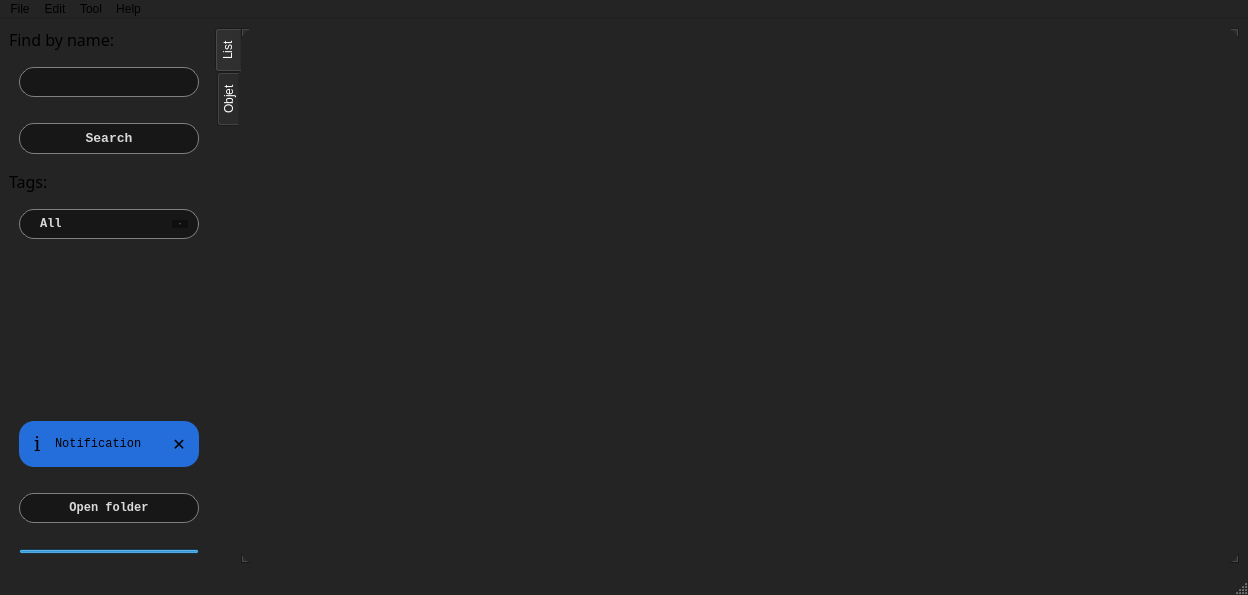
Qt form window.ui (GazButane/MatterIndex) before a commit.
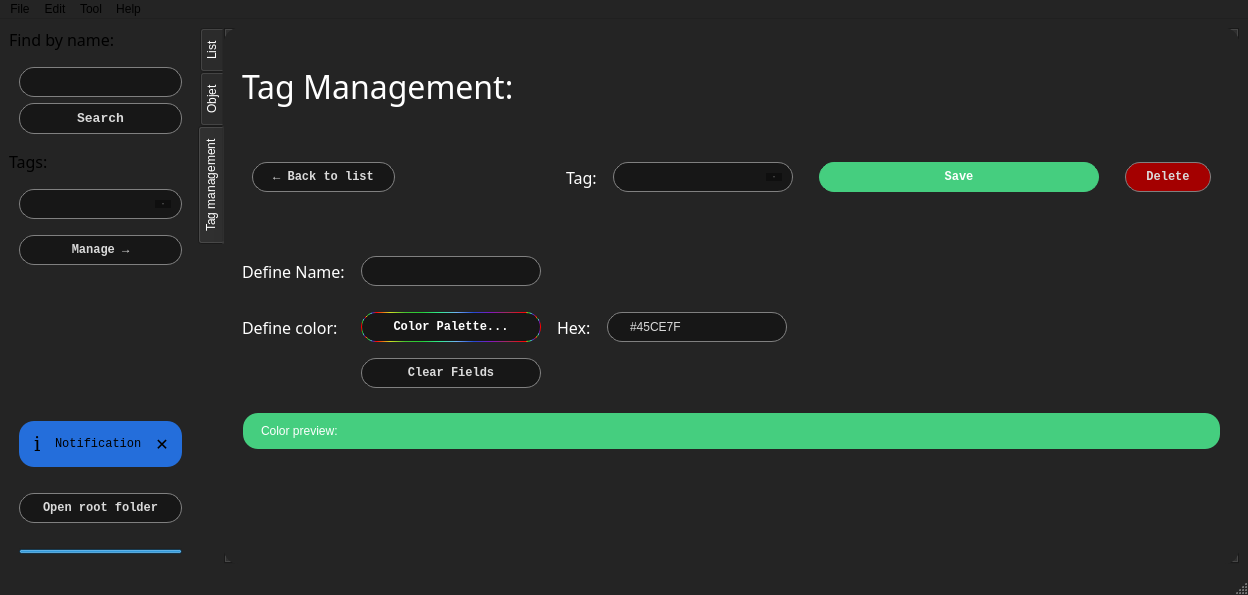
The same form after that commit. The open tabs and pages were chosen to show the change. Icons and pictures are not drawn.

What changed in the file:
```diff
--- a/window.ui
+++ b/window.ui
@@ -407,7 +407,7 @@
      </disabled>
     </palette>
    </property>
-   <layout class="QHBoxLayout" name="horizontalLayout_4">
+   <layout class="QVBoxLayout" name="verticalLayout_4">
     <item>
      <layout class="QHBoxLayout" name="horizontalLayout">
       <item>
@@ -442,7 +442,8 @@
     border-width: 1px;
     border-radius: 15px;
     font-family:'Courier New', Courier, monospace;
-    margin: 10px;</string>
+    margin: 10px;
+margin-bottom: 0px;</string>
           </property>
           <property name="frame">
            <bool>true</bool>
@@ -477,6 +478,7 @@
     border-radius: 15px;
     font-family:'Courier New', Courier, monospace;
     margin: 10px;
+	margin-top: 0px;
 }
 
 :hover{
@@ -521,7 +523,8 @@
            </font>
           </property>
           <property name="styleSheet">
-           <string notr="true">color: rgb(218, 218, 218);
+           <string notr="true">QComboBox{
+color: rgb(218, 218, 218);
     background-color: rgba(0, 0, 0, 0.37);
     padding: 6px 20px;
     text-align: center;
@@ -531,13 +534,45 @@
     border-width: 1px;
     border-radius: 15px;
     font-family:'Courier New', Courier, monospace;
-    margin: 10px;</string>
+    margin: 10px;
+}</string>
           </property>
-          <item>
-           <property name="text">
-            <string>All</string>
-           </property>
-          </item>
+         </widget>
+        </item>
+        <item>
+         <widget class="QPushButton" name="ManageTagsButton">
+          <property name="font">
+           <font>
+            <family>Courier New</family>
+            <bold>true</bold>
+            <underline>false</underline>
+            <strikeout>false</strikeout>
+           </font>
+          </property>
+          <property name="styleSheet">
+           <string notr="true">QPushButton{
+
+color: rgb(218, 218, 218);
+    background-color: rgba(0, 0, 0, 0.37);
+    padding: 7px 20px;
+    text-align: center;
+    text-decoration: none;
+    border-color: grey;
+    border-style:solid;
+    border-width: 1px;
+    border-radius: 15px;
+    font-family:'Courier New', Courier, monospace;
+    margin: 10px;
+	margin-top: 0px;
+}
+
+:hover{
+background-color:black;
+}</string>
+          </property>
+          <property name="text">
+           <string>Manage →</string>
+          </property>
          </widget>
         </item>
         <item>
@@ -577,23 +612,7 @@
           <property name="sizeHint" stdset="0">
            <size>
             <width>20</width>
-            <height>40</height>
-           </size>
-          </property>
-         </spacer>
-        </item>
-        <item>
-         <spacer name="horizontalSpacer_2">
-          <property name="orientation">
-           <enum>Qt::Horizontal</enum>
-          </property>
-          <property name="sizeType">
-           <enum>QSizePolicy::Fixed</enum>
-          </property>
-          <property name="sizeHint" stdset="0">
-           <size>
-            <width>200</width>
-            <height>20</height>
+            <height>1</height>
            </size>
           </property>
          </spacer>
@@ -739,7 +758,7 @@
 }</string>
           </property>
           <property name="text">
-           <string>Open folder</string>
+           <string>Open root folder</string>
           </property>
          </widget>
         </item>
@@ -1572,6 +1591,487 @@
           </item>
          </layout>
         </widget>
+        <widget class="QWidget" name="Tag_Management">
+         <attribute name="title">
+          <string>Tag management</string>
+         </attribute>
+         <layout class="QVBoxLayout" name="verticalLayout_7">
+          <item>
+           <widget class="QFrame" name="frame">
+            <property name="sizePolicy">
+             <sizepolicy hsizetype="Expanding" vsizetype="Fixed">
+              <horstretch>0</horstretch>
+              <verstretch>0</verstretch>
+             </sizepolicy>
+            </property>
+            <property name="minimumSize">
+             <size>
+              <width>0</width>
+              <height>100</height>
+             </size>
+            </property>
+            <property name="frameShape">
+             <enum>QFrame::StyledPanel</enum>
+            </property>
+            <property name="frameShadow">
+             <enum>QFrame::Raised</enum>
+            </property>
+            <layout class="QVBoxLayout" name="verticalLayout_8">
+             <item>
+              <widget class="QLabel" name="label_4">
+               <property name="sizePolicy">
+                <sizepolicy hsizetype="Expanding" vsizetype="Maximum">
+                 <horstretch>0</horstretch>
+                 <verstretch>0</verstretch>
+                </sizepolicy>
+               </property>
+               <property name="font">
+                <font>
+                 <family>Comfortaa</family>
+                 <pointsize>24</pointsize>
+                </font>
+               </property>
+               <property name="text">
+                <string>Tag Management:</string>
+               </property>
+              </widget>
+             </item>
+            </layout>
+           </widget>
+          </item>
+          <item>
+           <widget class="QFrame" name="frame_2">
+            <property name="minimumSize">
+             <size>
+              <width>0</width>
+              <height>50</height>
+             </size>
+            </property>
+            <property name="styleSheet">
+             <string notr="true">QPushButton{
+color: rgb(218, 218, 218);
+    background-color: rgba(0, 0, 0, 0.37);
+    padding: 7px 20px;
+    text-align: center;
+    text-decoration: none;
+    border-color: grey;
+    border-style:solid;
+    border-width: 1px;
+    border-radius: 15px;
+    font-family:'Courier New', Courier, monospace;
+    margin: 10px;
+	margin-bottom: 0px;
+	margin-top: 0px;
+}</string>
+            </property>
+            <property name="frameShape">
+             <enum>QFrame::StyledPanel</enum>
+            </property>
+            <property name="frameShadow">
+             <enum>QFrame::Raised</enum>
+            </property>
+            <layout class="QHBoxLayout" name="horizontalLayout_4">
+             <item>
+              <widget class="QPushButton" name="back2listButton_2">
+               <property name="font">
+                <font>
+                 <family>Courier New</family>
+                 <bold>true</bold>
+                 <underline>false</underline>
+                 <strikeout>false</strikeout>
+                </font>
+               </property>
+               <property name="text">
+                <string>← Back to list</string>
+               </property>
+              </widget>
+             </item>
+             <item>
+              <spacer name="horizontalSpacer_4">
+               <property name="orientation">
+                <enum>Qt::Horizontal</enum>
+               </property>
+               <property name="sizeHint" stdset="0">
+                <size>
+                 <width>40</width>
+                 <height>20</height>
+                </size>
+               </property>
+              </spacer>
+             </item>
+             <item>
+              <widget class="QLabel" name="label_10">
+               <property name="font">
+                <font>
+                 <family>Comfortaa</family>
+                 <pointsize>12</pointsize>
+                </font>
+               </property>
+               <property name="text">
+                <string>Tag:</string>
+               </property>
+              </widget>
+             </item>
+             <item>
+              <widget class="QComboBox" name="TMTagBox">
+               <property name="sizePolicy">
+                <sizepolicy hsizetype="Fixed" vsizetype="Fixed">
+                 <horstretch>0</horstretch>
+                 <verstretch>0</verstretch>
+                </sizepolicy>
+               </property>
+               <property name="minimumSize">
+                <size>
+                 <width>200</width>
+                 <height>0</height>
+                </size>
+               </property>
+               <property name="maximumSize">
+                <size>
+                 <width>200</width>
+                 <height>16777215</height>
+                </size>
+               </property>
+               <property name="font">
+                <font>
+                 <family>Courier New</family>
+                 <bold>true</bold>
+                 <underline>false</underline>
+                 <strikeout>false</strikeout>
+                </font>
+               </property>
+               <property name="styleSheet">
+                <string notr="true">QComboBox{
+color: rgb(218, 218, 218);
+    background-color: rgba(0, 0, 0, 0.37);
+    padding: 6px 20px;
+    text-align: center;
+    text-decoration: none;
+   border-color: grey;
+    border-style:solid;
+    border-width: 1px;
+    border-radius: 15px;
+    font-family:'Courier New', Courier, monospace;
+    margin: 10px;
+}</string>
+               </property>
+              </widget>
+             </item>
+             <item>
+              <widget class="QPushButton" name="TMSaveButton">
+               <property name="sizePolicy">
+                <sizepolicy hsizetype="Fixed" vsizetype="Fixed">
+                 <horstretch>0</horstretch>
+                 <verstretch>0</verstretch>
+                </sizepolicy>
+               </property>
+               <property name="minimumSize">
+                <size>
+                 <width>300</width>
+                 <height>0</height>
+                </size>
+               </property>
+               <property name="font">
+                <font>
+                 <family>Courier New</family>
+                 <bold>true</bold>
+                 <underline>false</underline>
+                 <strikeout>false</strikeout>
+                </font>
+               </property>
+               <property name="styleSheet">
+                <string notr="true">:hover{
+background-color:black;
+}
+QPushButton{
+	color: white;
+    background-color: #45CE7F;
+    padding: 7px 20px;
+    text-align: center;
+    text-decoration: none;
+    border-color: #45CE7F;
+    border-style:solid;
+    border-width: 1px;
+    border-radius: 15px;
+    font-family:'Courier New', Courier, monospace;
+    margin: 10px;
+}</string>
+               </property>
+               <property name="text">
+                <string>Save</string>
+               </property>
+              </widget>
+             </item>
+             <item>
+              <widget class="QPushButton" name="TMDeleteButton">
+               <property name="font">
+                <font>
+                 <family>Courier New</family>
+                 <bold>true</bold>
+                 <underline>false</underline>
+                 <strikeout>false</strikeout>
+                </font>
+               </property>
+               <property name="styleSheet">
+                <string notr="true">:hover{
+background-color:black;
+border-color:#A40000;
+}
+QPushButton{
+background-color: #A40000;
+}</string>
+               </property>
+               <property name="text">
+                <string>Delete</string>
+               </property>
+              </widget>
+             </item>
+            </layout>
+           </widget>
+          </item>
+          <item>
+           <spacer name="horizontalSpacer_6">
+            <property name="orientation">
+             <enum>Qt::Horizontal</enum>
+            </property>
+            <property name="sizeHint" stdset="0">
+             <size>
+              <width>40</width>
+              <height>20</height>
+             </size>
+            </property>
+           </spacer>
+          </item>
+          <item>
+           <widget class="QFrame" name="frame_3">
+            <property name="minimumSize">
+             <size>
+              <width>0</width>
+              <height>100</height>
+             </size>
+            </property>
+            <property name="styleSheet">
+             <string notr="true">QPushButton{
+color: rgb(218, 218, 218);
+    background-color: rgba(0, 0, 0, 0.37);
+    padding: 7px 20px;
+    text-align: center;
+    text-decoration: none;
+    border-color: grey;
+    border-style:solid;
+    border-width: 1px;
+    border-radius: 15px;
+    font-family:'Courier New', Courier, monospace;
+    margin: 10px;
+	margin-bottom: 0px;
+	margin-top: 0px;
+}</string>
+            </property>
+            <property name="frameShape">
+             <enum>QFrame::StyledPanel</enum>
+            </property>
+            <property name="frameShadow">
+             <enum>QFrame::Raised</enum>
+            </property>
+            <layout class="QGridLayout" name="gridLayout">
+             <item row="0" column="1">
+              <widget class="QLineEdit" name="TMNameEditor">
+               <property name="maximumSize">
+                <size>
+                 <width>200</width>
+                 <height>16777215</height>
+                </size>
+               </property>
+               <property name="styleSheet">
+                <string notr="true">color: rgb(218, 218, 218);
+    background-color: rgba(0, 0, 0, 0.37);
+    padding: 6px 20px;
+    text-align: center;
+    text-decoration: none;
+    border-color: grey;
+    border-style:solid;
+    border-width: 1px;
+    border-radius: 15px;
+    font-family:'Courier New', Courier, monospace;
+    margin: 10px;</string>
+               </property>
+              </widget>
+             </item>
+             <item row="1" column="0">
+              <widget class="QLabel" name="label_6">
+               <property name="font">
+                <font>
+                 <family>Comfortaa</family>
+                 <pointsize>12</pointsize>
+                </font>
+               </property>
+               <property name="text">
+                <string>Define color:</string>
+               </property>
+              </widget>
+             </item>
+             <item row="0" column="0">
+              <widget class="QLabel" name="label_5">
+               <property name="sizePolicy">
+                <sizepolicy hsizetype="Maximum" vsizetype="Preferred">
+                 <horstretch>0</horstretch>
+                 <verstretch>0</verstretch>
+                </sizepolicy>
+               </property>
+               <property name="font">
+                <font>
+                 <family>Comfortaa</family>
+                 <pointsize>12</pointsize>
+                </font>
+               </property>
+               <property name="text">
+                <string>Define Name:</string>
+               </property>
+              </widget>
+             </item>
+             <item row="1" column="5">
+              <widget class="QLabel" name="label_7">
+               <property name="font">
+                <font>
+                 <family>Comfortaa</family>
+                 <pointsize>12</pointsize>
+                </font>
+               </property>
+               <property name="text">
+                <string>Hex:</string>
+               </property>
+              </widget>
+             </item>
+             <item row="1" column="1">
+              <widget class="QPushButton" name="TMColorSelectorButton">
+               <property name="font">
+                <font>
+                 <family>Courier New</family>
+                 <bold>true</bold>
+                 <underline>false</underline>
+                 <strikeout>false</strikeout>
+                </font>
+               </property>
+               <property name="styleSheet">
+                <string notr="true">QPushButton{
+	border-color:qlineargradient(spread:pad, x1:0, y1:1, x2:1, y2:1, stop:0 rgba(255, 0, 0, 255), stop:0.094 rgba(210, 224, 36, 255), stop:0.194 rgba(68, 193, 48, 255), stop:0.306 rgba(36, 204, 54, 255), stop:0.428 rgba(50, 235, 149, 255), stop:0.538 rgba(112, 175, 245, 255), stop:0.652 rgba(36, 73, 209, 255), stop:0.766 rgba(130, 21, 191, 255), stop:0.884 rgba(168, 42, 83, 255), stop:1 rgba(255, 0, 0, 255));
+	color: white;
+	border-width: 1px;
+}</string>
+               </property>
+               <property name="text">
+                <string>Color Palette...</string>
+               </property>
+              </widget>
+             </item>
+             <item row="1" column="6">
+              <widget class="QLineEdit" name="TMColorHexEditor">
+               <property name="maximumSize">
+                <size>
+                 <width>200</width>
+                 <height>16777215</height>
+                </size>
+               </property>
+               <property name="styleSheet">
+                <string notr="true">color: rgb(218, 218, 218);
+    background-color: rgba(0, 0, 0, 0.37);
+    padding: 6px 20px;
+    text-align: center;
+    text-decoration: none;
+    border-color: grey;
+    border-style:solid;
+    border-width: 1px;
+    border-radius: 15px;
+    font-family:'Courier New', Courier, monospace;
+    margin: 10px;</string>
+               </property>
+               <property name="text">
+                <string>#45CE7F</string>
+               </property>
+              </widget>
+             </item>
+             <item row="1" column="7">
+              <spacer name="horizontalSpacer_5">
+               <property name="orientation">
+                <enum>Qt::Horizontal</enum>
+               </property>
+               <property name="sizeHint" stdset="0">
+                <size>
+                 <width>40</width>
+                 <height>20</height>
+                </size>
+               </property>
+              </spacer>
+             </item>
+             <item row="2" column="1">
+              <widget class="QPushButton" name="TMClearFieldsButton">
+               <property name="font">
+                <font>
+                 <family>Courier New</family>
+                 <bold>true</bold>
+                 <underline>false</underline>
+                 <strikeout>false</strikeout>
+                </font>
+               </property>
+               <property name="text">
+                <string>Clear Fields</string>
+               </property>
+              </widget>
+             </item>
+            </layout>
+           </widget>
+          </item>
+          <item>
+           <widget class="QWidget" name="TMColorPreviewWidget" native="true">
+            <property name="minimumSize">
+             <size>
+              <width>0</width>
+              <height>50</height>
+             </size>
+            </property>
+            <property name="styleSheet">
+             <string notr="true">QWidget{
+	background-color: #45CE7F;
+    padding: 2px 6px;
+    text-align: center;
+    text-decoration: none;
+	border-color: grey;
+    border-style:solid;
+    border-width: 0px;
+    border-radius: 15px;
+    font-family:'Courier New', Courier, monospace;
+    margin: 10px;
+}</string>
+            </property>
+            <layout class="QHBoxLayout" name="horizontalLayout_8">
+             <item>
+              <widget class="QLabel" name="label_11">
+               <property name="styleSheet">
+                <string notr="true"/>
+               </property>
+               <property name="text">
+                <string>Color preview:</string>
+               </property>
+              </widget>
+             </item>
+            </layout>
+           </widget>
+          </item>
+          <item>
+           <spacer name="verticalSpacer_2">
+            <property name="orientation">
+             <enum>Qt::Vertical</enum>
+            </property>
+            <property name="sizeHint" stdset="0">
+             <size>
+              <width>20</width>
+              <height>40</height>
+             </size>
+            </property>
+           </spacer>
+          </item>
+         </layout>
+        </widget>
        </widget>
       </item>
      </layout>
```
Left out of the diff: 157 changed lines with no effect on the pictures.
